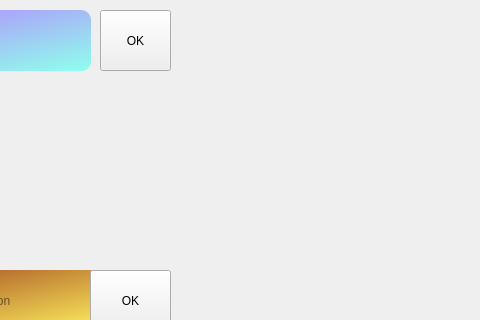
First picture: the form in maingame.ui, repository Mahrokh-M/SkullKing_Never-Executable_7, before the edit; both pictures show x 500 to 980 and y 0 to 320 of the 980 by 649 pixel window.
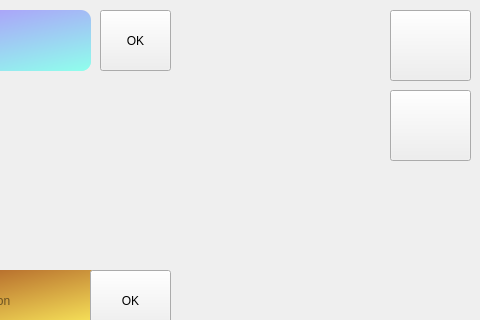
Second picture: the form after the edit. Icons and pictures are not drawn.

What changed in the file:
```diff
--- a/maingame.ui
+++ b/maingame.ui
@@ -291,9 +291,9 @@
   <widget class="QLabel" name="label_Loading">
    <property name="geometry">
     <rect>
-     <x>10</x>
+     <x>0</x>
      <y>-20</y>
-     <width>981</width>
+     <width>991</width>
      <height>681</height>
     </rect>
    </property>
@@ -602,6 +602,32 @@
     <set>Qt::AlignLeading|Qt::AlignLeft|Qt::AlignVCenter</set>
    </property>
   </widget>
+  <widget class="QPushButton" name="pushButton_Stop">
+   <property name="geometry">
+    <rect>
+     <x>890</x>
+     <y>90</y>
+     <width>81</width>
+     <height>71</height>
+    </rect>
+   </property>
+   <property name="text">
+    <string/>
+   </property>
+  </widget>
+  <widget class="QPushButton" name="pushButton_Exit">
+   <property name="geometry">
+    <rect>
+     <x>890</x>
+     <y>10</y>
+     <width>81</width>
+     <height>71</height>
+    </rect>
+   </property>
+   <property name="text">
+    <string/>
+   </property>
+  </widget>
   <zorder>label_background</zorder>
   <zorder>Avatar_you</zorder>
   <zorder>pushButton_1</zorder>
```
Left out of the diff: 2 changed lines with no effect on the pictures.
